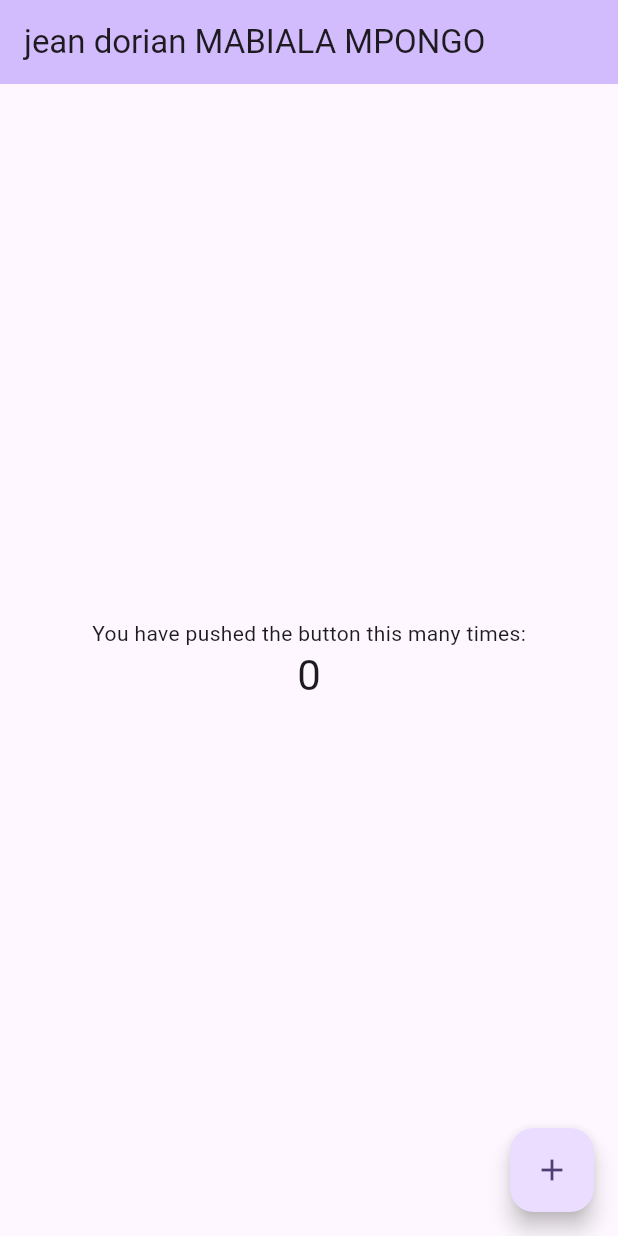
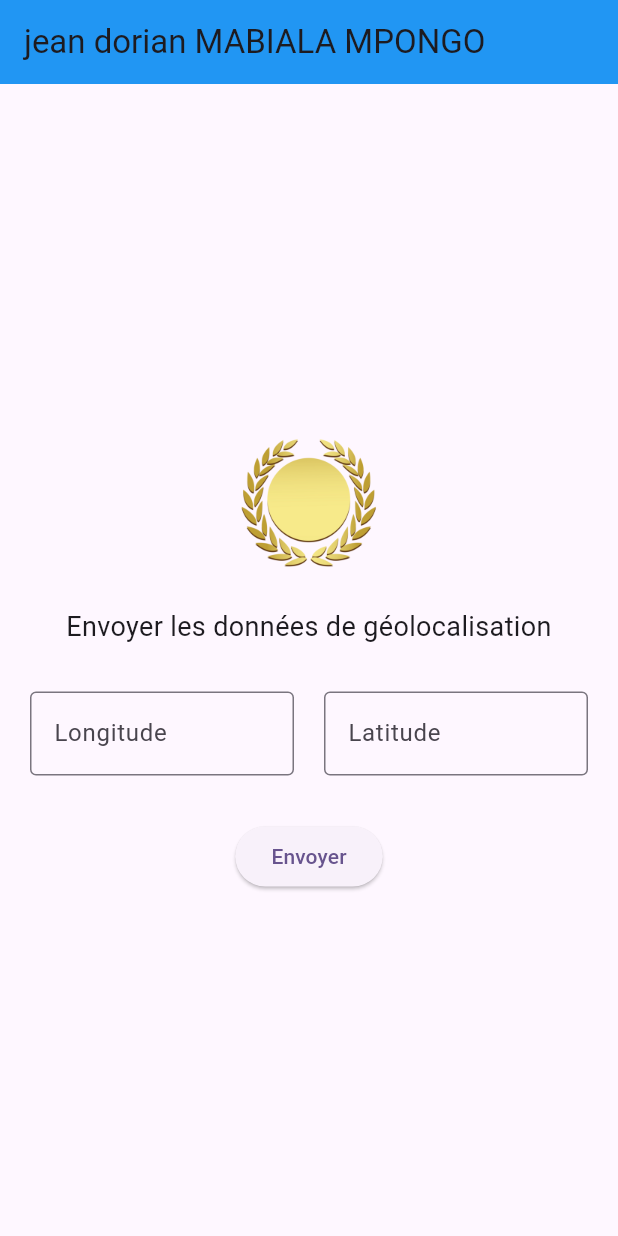
Before and after one commit to Dorian010/dorian-mabiala, a Flutter app: the screen it shows after launch, on a phone screen of 412 x 824 dp. Run offline on Flutter 3.47's test engine with Material 3 defaults, Android fonts, the phone set to English and light mode, and no system bars.

Commit message:
dorian mabiala

```diff
--- /dev/null
+++ b/lib/home_page.dart
@@ -0,0 +1,14 @@
+import 'package:flutter/material.dart';
+
+class HomePage extends StatelessWidget {
+  const HomePage({super.key});
+
+  @override
+  Widget build(BuildContext context) {
+    final size = MediaQuery.of (context).size;
+    return Scaffold(
+    appBar: AppBar(title:Text("jean dorian MABIALA MPONGO")),
+    body: Container(height:size.height, child: Text("Bienvenu chez flutter")),
+    );
+  }
+}
--- a/lib/main.dart
+++ b/lib/main.dart
@@ -7,116 +7,120 @@ void main() {
 class MyApp extends StatelessWidget {
   const MyApp({super.key});
 
-  // This widget is the root of your application.
   @override
   Widget build(BuildContext context) {
     return MaterialApp(
       title: 'Flutter Demo',
       theme: ThemeData(
-        // This is the theme of your application.
-        //
-        // TRY THIS: Try running your application with "flutter run". You'll see
-        // the application has a purple toolbar. Then, without quitting the app,
-        // try changing the seedColor in the colorScheme below to Colors.green
-        // and then invoke "hot reload" (save your changes or press the "hot
-        // reload" button in a Flutter-supported IDE, or press "r" if you used
-        // the command line to start the app).
-        //
-        // Notice that the counter didn't reset back to zero; the application
-        // state is not lost during the reload. To reset the state, use hot
-        // restart instead.
-        //
-        // This works for code too, not just values: Most code changes can be
-        // tested with just a hot reload.
         colorScheme: ColorScheme.fromSeed(seedColor: Colors.deepPurple),
       ),
-      home: const MyHomePage(title: 'jean dorian MABIALA MPONGO'),
+      home: const HomePage(),
     );
   }
 }
 
-class MyHomePage extends StatefulWidget {
-  const MyHomePage({super.key, required this.title});
-
-  // This widget is the home page of your application. It is stateful, meaning
-  // that it has a State object (defined below) that contains fields that affect
-  // how it looks.
-
-  // This class is the configuration for the state. It holds the values (in this
-  // case the title) provided by the parent (in this case the App widget) and
-  // used by the build method of the State. Fields in a Widget subclass are
-  // always marked "final".
-
-  final String title;
+class HomePage extends StatefulWidget {
+  const HomePage({super.key});
 
   @override
-  State<MyHomePage> createState() => _MyHomePageState();
+  State<HomePage> createState() => _HomePageState();
 }
 
-class _MyHomePageState extends State<MyHomePage> {
-  int _counter = 0;
+class _HomePageState extends State<HomePage> {
+  final TextEditingController _longController = TextEditingController();
+  final TextEditingController _latController = TextEditingController();
 
-  void _incrementCounter() {
-    setState(() {
-      // This call to setState tells the Flutter framework that something has
-      // changed in this State, which causes it to rerun the build method below
-      // so that the display can reflect the updated values. If we changed
-      // _counter without calling setState(), then the build method would not be
-      // called again, and so nothing would appear to happen.
-      _counter++;
-    });
+  void _showConfirmationMessage() {
+    final String long = _longController.text;
+    final String lat = _latController.text;
+
+    showModalBottomSheet(
+      context: context,
+      builder: (BuildContext context) {
+        return Padding(
+          padding: const EdgeInsets.all(20.0),
+          child: Column(
+            mainAxisSize: MainAxisSize.min,
+            children: [
+              const Text(
+                "Données entrées",
+                style: TextStyle(fontWeight: FontWeight.bold),
+              ),
+              const SizedBox(height: 10),
+              Text("long: $long"),
+              Text("lat: $lat"),
+              const SizedBox(height: 20),
+              ElevatedButton(
+                onPressed: () {
+                  Navigator.of(context).pop();
+                },
+                child: const Text("OK"),
+              ),
+            ],
+          ),
+        );
+      },
+    );
   }
 
   @override
   Widget build(BuildContext context) {
-    // This method is rerun every time setState is called, for instance as done
-    // by the _incrementCounter method above.
-    //
-    // The Flutter framework has been optimized to make rerunning build methods
-    // fast, so that you can just rebuild anything that needs updating rather
-    // than having to individually change instances of widgets.
+    final size = MediaQuery.of(context).size;
     return Scaffold(
       appBar: AppBar(
-        // TRY THIS: Try changing the color here to a specific color (to
-        // Colors.amber, perhaps?) and trigger a hot reload to see the AppBar
-        // change color while the other colors stay the same.
-        backgroundColor: Theme.of(context).colorScheme.inversePrimary,
-        // Here we take the value from the MyHomePage object that was created by
-        // the App.build method, and use it to set our appbar title.
-        title: Text(widget.title),
+        title: const Text("jean dorian MABIALA MPONGO"),
+        backgroundColor: Colors.blue,
       ),
-      body: Center(
-        // Center is a layout widget. It takes a single child and positions it
-        // in the middle of the parent.
+      body: Container(
+        height: size.height,
+        padding: const EdgeInsets.all(20.0),
         child: Column(
-          // Column is also a layout widget. It takes a list of children and
-          // arranges them vertically. By default, it sizes itself to fit its
-          // children horizontally, and tries to be as tall as its parent.
-          //
-          // Column has various properties to control how it sizes itself and
-          // how it positions its children. Here we use mainAxisAlignment to
-          // center the children vertically; the main axis here is the vertical
-          // axis because Columns are vertical (the cross axis would be
-          // horizontal).
-          //
-          // TRY THIS: Invoke "debug painting" (choose the "Toggle Debug Paint"
-          // action in the IDE, or press "p" in the console), to see the
-          // wireframe for each widget.
           mainAxisAlignment: MainAxisAlignment.center,
-          children: <Widget>[
-            const Text('You have pushed the button this many times:'),
-            Text(
-              '$_counter',
-              style: Theme.of(context).textTheme.headlineMedium,
+          children: [
+            Image.asset(
+              'assets/logo.png',
+              height: 100,
+            ),
+            const SizedBox(height: 20),
+            const Center(
+              child: Text(
+                "Envoyer les données de géolocalisation",
+                style: TextStyle(fontSize: 18),
+                textAlign: TextAlign.center,
+              ),
+            ),
+            const SizedBox(height: 30),
+            Row(
+              children: [
+                Expanded(
+                  child: TextField(
+                    controller: _longController,
+                    decoration: const InputDecoration(
+                      labelText: 'Longitude',
+                      border: OutlineInputBorder(),
+                    ),
+                  ),
+                ),
+                const SizedBox(width: 20),
+                Expanded(
+                  child: TextField(
+                    controller: _latController,
+                    decoration: const InputDecoration(
+                      labelText: 'Latitude',
+                      border: OutlineInputBorder(),
+                    ),
+                  ),
+                ),
+              ],
+            ),
+            const SizedBox(height: 30),
+            ElevatedButton(
+              onPressed: _showConfirmationMessage,
+              child: const Text("Envoyer"),
             ),
           ],
         ),
       ),
-      floatingActionButton: FloatingActionButton(
-        onPressed: _incrementCounter,
-        tooltip: 'Increment',
-        child: const Icon(Icons.add),
-      ), // This trailing comma makes auto-formatting nicer for build methods.
     );
   }
 }
--- a/pubspec.yaml
+++ b/pubspec.yaml
@@ -58,7 +58,9 @@ flutter:
   uses-material-design: true
 
   # To add assets to your application, add an assets section, like this:
-  # assets:
+  assets:
+    - assets/logo.png
+
   #   - images/a_dot_burr.jpeg
   #   - images/a_dot_ham.jpeg
 
```
Also changed, not shown: assets/logo.png (added), web_entrypoint.dart (added).
